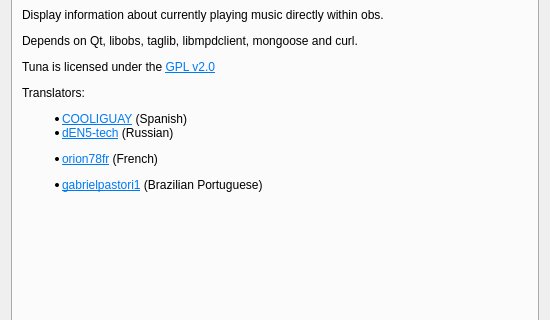
The window that src/gui/tuna_gui.ui (univrsal/tuna) describes before a commit, drawn with Qt 5; both pictures show x 0 to 550 and y 131 to 451 of the 550 by 650 pixel window.
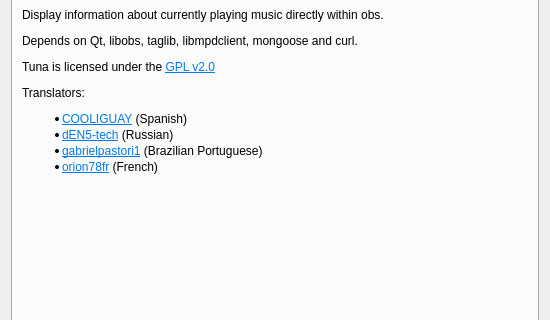
The same window after the commit. The open tabs and pages were chosen to show the change. Icons and pictures are not drawn.

Commit message: Fix spacing in about page

```diff
--- a/src/gui/tuna_gui.ui
+++ b/src/gui/tuna_gui.ui
@@ -784,10 +784,10 @@
          </property>
          <property name="text">
           <string>&lt;html&gt;&lt;head/&gt;&lt;body&gt;&lt;p align=&quot;center&quot;&gt;&lt;span style=&quot; font-size:16pt;&quot;&gt;tuna&lt;/span&gt;&lt;/p&gt;&lt;p align=&quot;center&quot;&gt;&lt;a href=&quot;https://github.com/univrsal/tuna&quot;&gt;&lt;span style=&quot; text-decoration: underline; color:#007af4;&quot;&gt;github.com/univrsal/tuna&lt;/span&gt;&lt;/a&gt;&lt;/p&gt;&lt;p&gt;Display information about currently playing music directly within obs.&lt;/p&gt;&lt;p&gt;Depends on Qt, libobs, taglib, libmpdclient, mongoose and curl.&lt;/p&gt;&lt;p&gt;Tuna is licensed under the &lt;a href=&quot;https://www.gnu.org/licenses/old-licenses/gpl-2.0.txt&quot;&gt;&lt;span style=&quot; text-decoration: underline; color:#007af4;&quot;&gt;GPL v2.0&lt;/span&gt;&lt;/a&gt;&lt;/p&gt;&lt;p&gt;Translators:&lt;/p&gt;&lt;ul style=&quot;margin-top: 0px; margin-bottom: 0px; margin-left: 0px; margin-right: 0px; -qt-list-indent: 1;&quot;&gt;
-          &lt;li style=&quot; margin-top:12px; margin-bottom:0px; margin-left:0px; margin-right:0px; -qt-block-indent:0; text-indent:0px;&quot;&gt;&lt;a href=&quot;https://github.com/COOLIGUAY&quot;&gt;&lt;span style=&quot; text-decoration: underline; color:#007af4;&quot;&gt;COOLIGUAY&lt;/span&gt;&lt;/a&gt; (Spanish)&lt;/li&gt;
-          &lt;li style=&quot; margin-top:0px; margin-bottom:12px; margin-left:0px; margin-right:0px; -qt-block-indent:0; text-indent:0px;&quot;&gt;&lt;a href=&quot;https://github.com/dEN5-tech&quot;&gt;&lt;span style=&quot; text-decoration: underline; color:#007af4;&quot;&gt;dEN5-tech&lt;/span&gt;&lt;/a&gt; (Russian)&lt;/li&gt;
-          &lt;li style=&quot; margin-top:0px; margin-bottom:12px; margin-left:0px; margin-right:0px; -qt-block-indent:0; text-indent:0px;&quot;&gt;&lt;a href=&quot;https://github.com/orion78fr&quot;&gt;&lt;span style=&quot; text-decoration: underline; color:#007af4;&quot;&gt;orion78fr&lt;/span&gt;&lt;/a&gt; (French)&lt;/li&gt;
-          &lt;li style=&quot; margin-top:0px; margin-bottom:12px; margin-left:0px; margin-right:0px; -qt-block-indent:0; text-indent:0px;&quot;&gt;&lt;a href=&quot;https://github.com/gabrielpastori1&quot;&gt;&lt;span style=&quot; text-decoration: underline; color:#007af4;&quot;&gt;gabrielpastori1&lt;/span&gt;&lt;/a&gt; (Brazilian Portuguese)&lt;/li&gt;
+          &lt;li style=&quot; margin-top:12px; margin-bottom:2px; margin-left:0px; margin-right:0px; -qt-block-indent:0; text-indent:0px;&quot;&gt;&lt;a href=&quot;https://github.com/COOLIGUAY&quot;&gt;&lt;span style=&quot; text-decoration: underline; color:#007af4;&quot;&gt;COOLIGUAY&lt;/span&gt;&lt;/a&gt; (Spanish)&lt;/li&gt;
+          &lt;li style=&quot; margin-top:2px; margin-bottom:2px; margin-left:0px; margin-right:0px; -qt-block-indent:0; text-indent:0px;&quot;&gt;&lt;a href=&quot;https://github.com/dEN5-tech&quot;&gt;&lt;span style=&quot; text-decoration: underline; color:#007af4;&quot;&gt;dEN5-tech&lt;/span&gt;&lt;/a&gt; (Russian)&lt;/li&gt;
+          &lt;li style=&quot; margin-top:2px; margin-bottom:2px; margin-left:0px; margin-right:0px; -qt-block-indent:0; text-indent:0px;&quot;&gt;&lt;a href=&quot;https://github.com/gabrielpastori1&quot;&gt;&lt;span style=&quot; text-decoration: underline; color:#007af4;&quot;&gt;gabrielpastori1&lt;/span&gt;&lt;/a&gt; (Brazilian Portuguese)&lt;/li&gt;
+          &lt;li style=&quot; margin-top:2px; margin-bottom:12px; margin-left:0px; margin-right:0px; -qt-block-indent:0; text-indent:0px;&quot;&gt;&lt;a href=&quot;https://github.com/orion78fr&quot;&gt;&lt;span style=&quot; text-decoration: underline; color:#007af4;&quot;&gt;orion78fr&lt;/span&gt;&lt;/a&gt; (French)&lt;/li&gt;
           &lt;/ul&gt;&lt;/body&gt;&lt;/html&gt;</string>
          </property>
          <property name="openExternalLinks">
```
